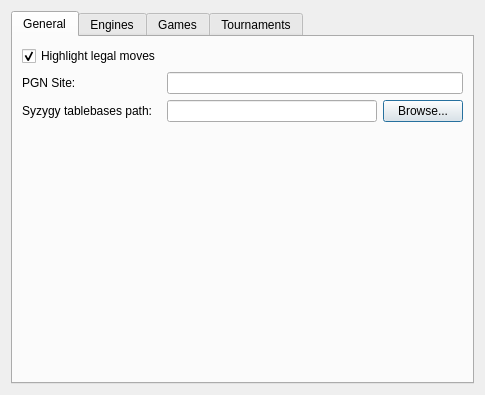
First picture: the form in projects/gui/ui/settingsdlg.ui, repository cutechess/cutechess, before the edit.
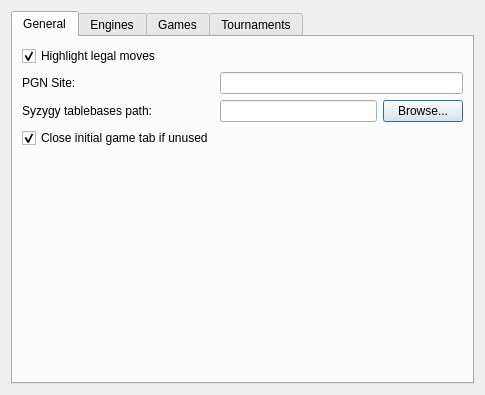
Second picture: the form after the edit. Custom widgets are drawn as their Qt base class.

Commit message: configuration to remove initial game tab if unused

```diff
--- a/projects/gui/ui/settingsdlg.ui
+++ b/projects/gui/ui/settingsdlg.ui
@@ -44,6 +44,9 @@
          </property>
         </widget>
        </item>
+       <item row="1" column="1">
+        <widget class="QLineEdit" name="m_siteEdit"/>
+       </item>
        <item row="2" column="0">
         <widget class="QLabel" name="m_tbPathLabel">
          <property name="text">
@@ -68,8 +71,15 @@
          </item>
         </layout>
        </item>
-       <item row="1" column="1">
-        <widget class="QLineEdit" name="m_siteEdit"/>
+       <item row="3" column="0">
+        <widget class="QCheckBox" name="m_closeUnusedInitialTabCheck">
+         <property name="text">
+          <string>Close initial game tab if unused</string>
+         </property>
+         <property name="checked">
+          <bool>true</bool>
+         </property>
+        </widget>
        </item>
       </layout>
      </widget>
```
The commit also changes 3 other files.
